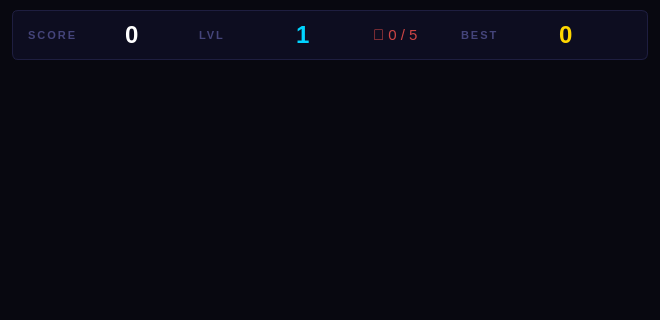
This is src/MainWindow.ui in amrrnagy/SnakeGame as Qt 5 draws it before an edit; both pictures show x 0 to 660 and y 0 to 320 of the 660 by 580 pixel window. The edited form follows.
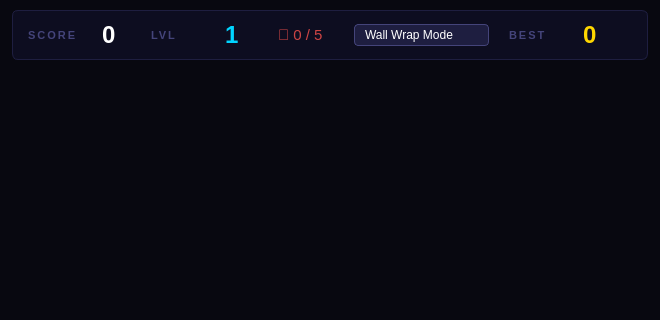
This is the edited form.

Commit message: Added Game Mode Change

Diff of the .ui file:
```diff
--- a/src/MainWindow.ui
+++ b/src/MainWindow.ui
@@ -108,6 +108,44 @@
         </spacer>
        </item>
 
+       <item>
+        <widget class="QComboBox" name="modeComboBox">
+         <item>
+          <property name="text">
+           <string>Wall Wrap Mode</string>
+          </property>
+         </item>
+         <item>
+          <property name="text">
+           <string>Solid Walls Mode</string>
+          </property>
+         </item>
+         <property name="styleSheet">
+          <string>
+           QComboBox {
+            background-color: #1e1e40;
+            color: #ffffff;
+            border: 1px solid #44447a;
+            border-radius: 4px;
+            padding: 2px 10px;
+           }
+           QComboBox::drop-down {
+            border: 0px;
+           }
+          </string>
+         </property>
+        </widget>
+       </item>
+
+       <!-- Spacer between combobox and high score -->
+       <item>
+        <spacer>
+         <property name="orientation"><enum>Qt::Horizontal</enum></property>
+         <property name="sizeType"><enum>QSizePolicy::Fixed</enum></property>
+         <property name="sizeHint"><size><width>20</width><height>10</height></size></property>
+        </spacer>
+       </item>
+
        <!-- HIGH SCORE -->
        <item>
         <widget class="QLabel" name="hudHsLabel">
```
The commit also changes 1 other file.
